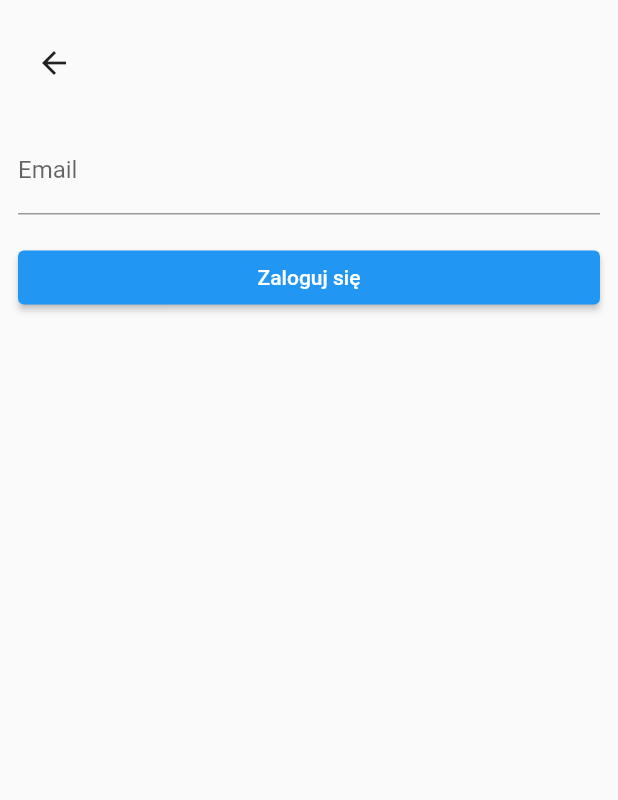
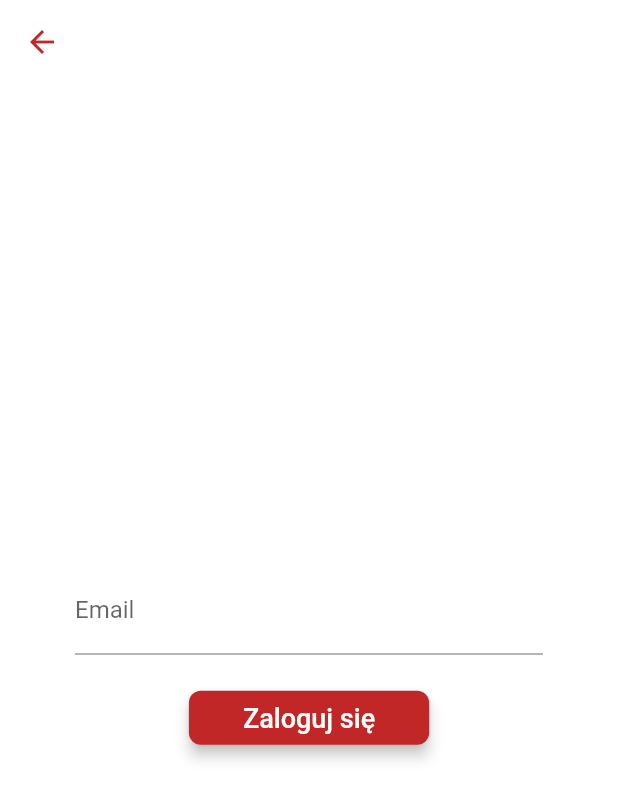
Before and after one commit to madamiec19/FuriousRedDragon, a Flutter app: the screen it shows after launch, after a tap on "Zaloguj się", on a phone screen of 412 x 824 dp. Shown: the top 800 px of the screen. Run offline on Flutter 3.47's test engine with Material 2 defaults, Android fonts, the phone set to English and light mode, and no system bars; our stand-ins replace supabase_flutter; accounts and stored records are empty.

Commit message:
splashScreen, buttons, navigation

```diff
--- /dev/null
+++ b/lib/components/buttons.dart
@@ -0,0 +1,105 @@
+import 'package:flutter/material.dart';
+import 'package:furious_red_dragon/styles.dart';
+
+class BigRedButton extends StatelessWidget {
+  const BigRedButton({
+    super.key,
+    required this.onTap,
+    required this.buttonTitle,
+  });
+
+  final Function onTap;
+  final String buttonTitle;
+
+  @override
+  Widget build(BuildContext context) {
+    return ElevatedButton(
+      style: ElevatedButton.styleFrom(
+        backgroundColor: kFuriousRedColor,
+        shape: const RoundedRectangleBorder(
+          borderRadius: BorderRadius.all(Radius.circular(8.0)),
+        ),
+        shadowColor: Colors.black,
+        elevation: 4.0,
+      ),
+      onPressed: () => onTap(),
+      child: Padding(
+        padding: const EdgeInsets.symmetric(
+          horizontal: 20.0,
+        ),
+        child: Text(
+          buttonTitle,
+          style: const TextStyle(color: Colors.white, fontSize: 18.0),
+        ),
+      ),
+    );
+  }
+}
+
+class BigWhiteButton extends StatelessWidget {
+  const BigWhiteButton(
+      {super.key,
+      required this.onTap,
+      required this.buttonTitle,
+      this.borderColor = Colors.black});
+  final Function onTap;
+  final String buttonTitle;
+  final Color borderColor;
+
+  @override
+  Widget build(BuildContext context) {
+    return ElevatedButton(
+      style: ElevatedButton.styleFrom(
+        backgroundColor: Colors.white,
+        shape: RoundedRectangleBorder(
+            borderRadius: const BorderRadius.all(Radius.circular(8.0)),
+            side: BorderSide(color: borderColor)),
+        shadowColor: Colors.black,
+        elevation: 4.0,
+      ),
+      onPressed: () => onTap(),
+      child: Padding(
+        padding: const EdgeInsets.symmetric(
+          horizontal: 20.0,
+        ),
+        child: Text(
+          buttonTitle,
+          style: const TextStyle(color: Colors.black, fontSize: 18.0),
+        ),
+      ),
+    );
+  }
+}
+
+class SmallButton extends StatelessWidget {
+  const SmallButton(
+      {super.key,
+      this.backgroundColor = kLightGrey,
+      required this.onTap,
+      required this.buttonTitle});
+
+  final Function onTap;
+  final String buttonTitle;
+  final Color backgroundColor;
+
+  @override
+  Widget build(BuildContext context) {
+    return ElevatedButton(
+      style: ElevatedButton.styleFrom(
+          padding: const EdgeInsets.symmetric(horizontal: 20, vertical: 4.0),
+          minimumSize: const Size(50.0, 0),
+          backgroundColor: backgroundColor,
+          shape: const RoundedRectangleBorder(
+            borderRadius: BorderRadius.all(Radius.circular(5.0)),
+          )),
+      onPressed: () => onTap(),
+      child: Text(
+        buttonTitle,
+        textAlign: TextAlign.center,
+        style: const TextStyle(
+          color: Colors.black,
+        ),
+      ),
+    );
+  }
+}
--- a/lib/components/nav_tabs.dart
+++ b/lib/components/nav_tabs.dart
@@ -8,7 +8,7 @@ class NavTabs extends StatelessWidget {
   @override
   Widget build(BuildContext context) {
     return Container(
-      color: furiousRedColor,
+      color: kFuriousRedColor,
       child: TabBar(
         indicator: BoxDecoration(
             border: Border.all(color: Colors.white),
--- a/lib/main.dart
+++ b/lib/main.dart
@@ -1,5 +1,7 @@
 import 'package:flutter/material.dart';
+import 'package:furious_red_dragon/pages/login_page.dart';
 import 'package:supabase_flutter/supabase_flutter.dart';
+import 'pages/register_page.dart';
 
 import 'pages/home_page.dart';
 import 'pages/splash_page.dart';
@@ -25,10 +27,11 @@ class MyApp extends StatelessWidget {
     return MaterialApp(
       debugShowCheckedModeBanner: false,
       title: 'Furious Red Dragon',
-      initialRoute: '/',
-      routes: <String, WidgetBuilder>{
-        '/': (_) => const SplashPage(),
-        '/home': (_) => const HomePage()
+      home: const SplashPage(),
+      routes: {
+        RegisterPage.routeName: (context) => const RegisterPage(),
+        LoginPage.routeName: (context) => const LoginPage(),
+        HomePage.routeName: (context) => const HomePage(),
       },
     );
   }
--- a/lib/pages/home/account_page.dart
+++ b/lib/pages/home/account_page.dart
@@ -8,7 +8,7 @@ class AccountPage extends StatelessWidget {
   @override
   Widget build(BuildContext context) {
     return Material(
-        color: pageBackgroundColor,
+        color: kPageBackgroundColor,
         child: ListView(
           children: const [Text('Konto')],
         ));
--- a/lib/pages/home/help_page.dart
+++ b/lib/pages/home/help_page.dart
@@ -8,7 +8,7 @@ class HelpPage extends StatelessWidget {
   @override
   Widget build(BuildContext context) {
     return Material(
-        color: pageBackgroundColor,
+        color: kPageBackgroundColor,
         child: ListView(
           children: const [Text('Pomoc')],
         ));
--- a/lib/pages/home/history_page.dart
+++ b/lib/pages/home/history_page.dart
@@ -8,7 +8,7 @@ class HistoryPage extends StatelessWidget {
   @override
   Widget build(BuildContext context) {
     return Material(
-        color: pageBackgroundColor,
+        color: kPageBackgroundColor,
         child: ListView(
           children: const [Text('Historia')],
         ));
--- a/lib/pages/home/scanner_page.dart
+++ b/lib/pages/home/scanner_page.dart
@@ -8,7 +8,7 @@ class ScannerPage extends StatelessWidget {
   @override
   Widget build(BuildContext context) {
     return Material(
-        color: pageBackgroundColor,
+        color: kPageBackgroundColor,
         child: ListView(
           children: const [Text('Skanuj')],
         ));
--- a/lib/pages/login_page.dart
+++ b/lib/pages/login_page.dart
@@ -1,27 +1,36 @@
 import 'package:flutter/material.dart';
+import 'package:furious_red_dragon/components/buttons.dart';
+import 'package:furious_red_dragon/styles.dart';
 
 class LoginPage extends StatelessWidget {
   const LoginPage({super.key});
 
+  static const routeName = '/loginPage';
+
   @override
   Widget build(BuildContext context) {
     return Scaffold(
-      body: ListView(
-        padding: const EdgeInsets.symmetric(vertical: 18, horizontal: 12),
+      backgroundColor: Colors.white,
+      appBar: AppBar(
+        backgroundColor: Colors.white,
+        elevation: 0,
+        iconTheme: const IconThemeData(color: kFuriousRedColor),
+      ),
+      body: Column(
+        mainAxisAlignment: MainAxisAlignment.center,
         children: [
-          const Row(
-            children: [
-              BackButton(),
-            ],
+          Container(
+            margin: kSplashInputMargin,
+            child: TextFormField(
+              decoration: const InputDecoration(labelText: 'Email'),
+            ),
           ),
-          const SizedBox(height: 18),
-          TextFormField(
-            decoration: const InputDecoration(labelText: 'Email'),
+          const SizedBox(
+            height: 18.0,
           ),
-          const SizedBox(height: 18),
-          ElevatedButton(
-            onPressed: () => {},
-            child: const Text("Zaloguj się"),
+          BigRedButton(
+            onTap: () {},
+            buttonTitle: "Zaloguj się",
           ),
         ],
       ),
--- a/lib/pages/splash_page.dart
+++ b/lib/pages/splash_page.dart
@@ -1,4 +1,6 @@
 import 'package:flutter/material.dart';
+import 'package:furious_red_dragon/components/buttons.dart';
+import 'package:furious_red_dragon/styles.dart';
 
 import 'home_page.dart';
 import 'login_page.dart';
@@ -10,40 +12,56 @@ class SplashPage extends StatelessWidget {
   @override
   Widget build(BuildContext context) {
     return Scaffold(
+      backgroundColor: Colors.white,
       body: Center(
         child: Column(
           mainAxisAlignment: MainAxisAlignment.center,
           children: [
-            ElevatedButton(
-                onPressed: () => {
+            Container(
+              margin: kSplashInputMargin.copyWith(bottom: 10.0),
+              child: Image.asset('images/dragon.png'),
+            ),
+            Container(
+              width: double.infinity,
+              margin: const EdgeInsets.symmetric(horizontal: 60.0),
+              child: BigRedButton(
+                  onTap: () => {
                         Navigator.push(
                           context,
                           MaterialPageRoute(
                               builder: (context) => const LoginPage()),
                         )
                       },
-                child: const Text("Zaloguj się")),
+                  buttonTitle: "Zaloguj się"),
+            ),
+            Container(
+              width: double.infinity,
+              margin: const EdgeInsets.symmetric(horizontal: 60.0),
+              child: BigWhiteButton(
+                  borderColor: kFuriousRedColor,
+                  onTap: () {
+                    Navigator.pushNamed(context, RegisterPage.routeName);
+                  },
+                  buttonTitle: "Zarejestruj się"),
+            ),
             const SizedBox(height: 15),
-            ElevatedButton(
-                onPressed: () => {
-                      Navigator.push(
-                        context,
-                        MaterialPageRoute(
-                            builder: (context) => const RegisterPage()),
-                      )
+            BigWhiteButton(
+                onTap: () {
+                  Navigator.pushNamed(context, HomePage.routeName);
                 },
-                child: const Text("Zarejestruj się")),
+                buttonTitle: "Home"),
             const SizedBox(height: 15),
             // przycisk poniżej do usunięcia na produkcji, użytkownik nie może wejść do aplikacji bez zalogowania się
-            ElevatedButton(
-                onPressed: () => {
-                      Navigator.push(
-                        context,
-                        MaterialPageRoute(
-                            builder: (context) => const HomePage()),
-                      )
+            SmallButton(
+                onTap: () {
+                  const snackBar = SnackBar(
+                    content: Text("klik!"),
+                    duration: Duration(milliseconds: 500),
+                    backgroundColor: kFuriousRedColor,
+                  );
+                  ScaffoldMessenger.of(context).showSnackBar(snackBar);
                 },
-                child: const Text("Home"))
+                buttonTitle: "SmallButton")
           ],
         ),
       ),
--- a/lib/styles.dart
+++ b/lib/styles.dart
@@ -1,5 +1,9 @@
 import 'package:flutter/material.dart';
 
-const furiousRedColor = Color.fromARGB(255, 229, 31, 30);
+const kFuriousRedColor = Color(0xffc12726);
 
-const pageBackgroundColor = Color.fromARGB(255, 243, 243, 243);
+const kPageBackgroundColor = Color.fromARGB(255, 243, 243, 243);
+
+const kLightGrey = Color(0xffd9d9d9);
+
+const kSplashInputMargin = EdgeInsets.symmetric(horizontal: 50.0);
--- a/pubspec.yaml
+++ b/pubspec.yaml
@@ -53,7 +53,8 @@ flutter:
   # included with your application, so that you can use the icons in
   # the material Icons class.
   uses-material-design: true
-
+  assets:
+    - images/dragon.png
   # To add assets to your application, add an assets section, like this:
   # assets:
   #   - images/a_dot_burr.jpeg
```
Also changed, not shown: lib/pages/home_page.dart (+4 -15 lines), lib/pages/register_page.dart (+18 -14 lines), images/dragon.PNG (added). Lines whose indentation alone changed are shown as unchanged.
